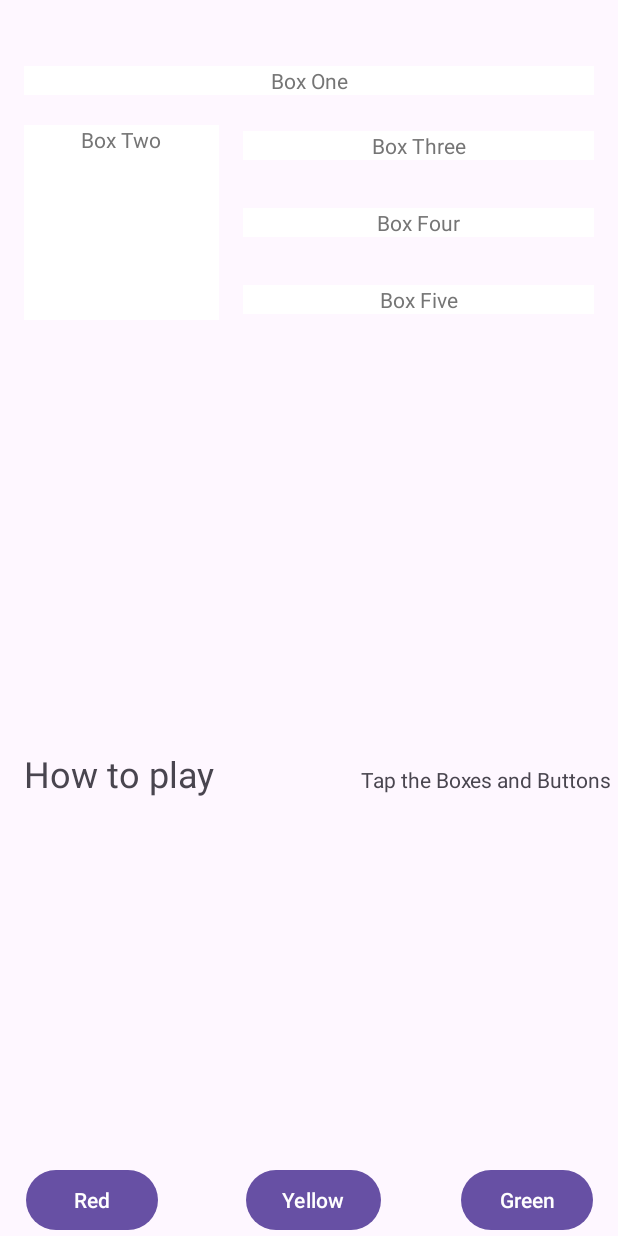
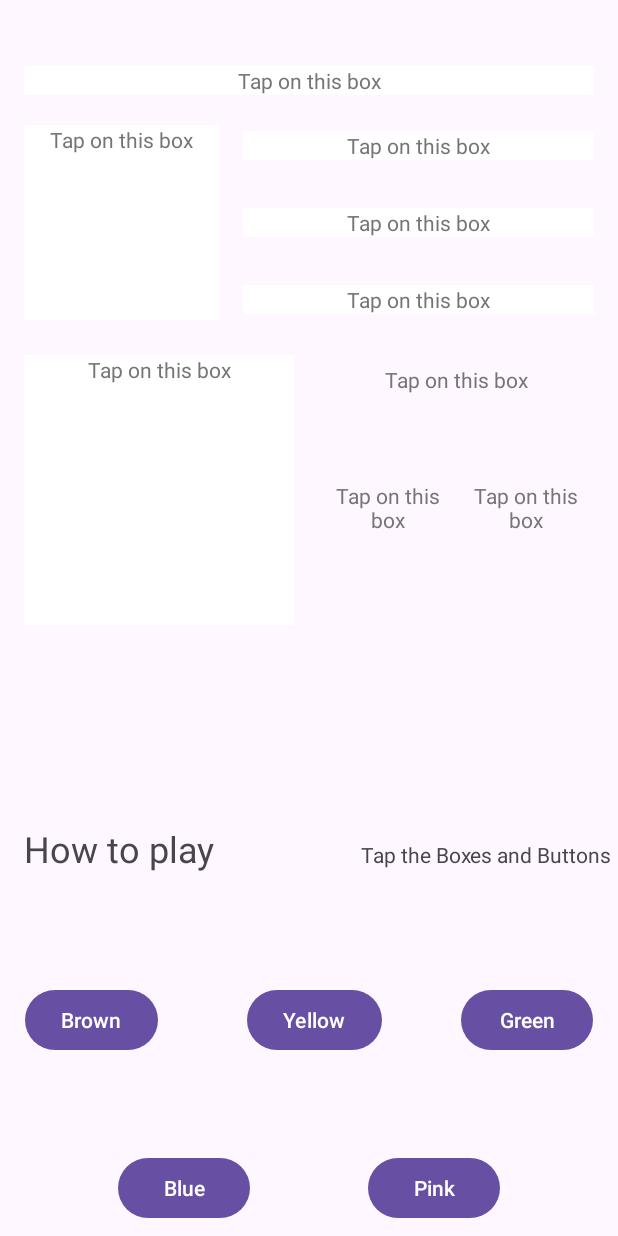
Before and after one commit to guptassara/colorMyViews, an Android app: the screen it shows after launch (MainActivity), on a phone screen of 412 x 824 dp. Run offline under Robolectric (Android 15) with nearby library versions, the phone set to English and light mode, and no system bars; Roboto replaces fonts that are not available here.

Commit message:
added functions for tapping on boxes and buttons

```diff
--- a/app/build.gradle
+++ b/app/build.gradle
@@ -21,6 +21,7 @@ android {
         release {
             minifyEnabled false
             proguardFiles getDefaultProguardFile('proguard-android-optimize.txt'), 'proguard-rules.pro'
+            signingConfig signingConfigs.debug
         }
     }
     compileOptions {
--- a/app/src/main/java/com/example/colormyviews/MainActivity.kt
+++ b/app/src/main/java/com/example/colormyviews/MainActivity.kt
@@ -21,10 +21,16 @@ class MainActivity : AppCompatActivity() {
                 findViewById(R.id.box_three_text),
                 findViewById(R.id.box_four_text),
                 findViewById(R.id.box_five_text),
+                findViewById(R.id.box_six_text),
+                findViewById(R.id.box_seven_text),
+                findViewById(R.id.box_eight_text),
+                findViewById(R.id.box_nine_text),
                 findViewById(R.id.constraint_layout),
-                findViewById(R.id.red_button),
+                findViewById(R.id.brown_button),
                 findViewById(R.id.yellow_button),
                 findViewById(R.id.green_button),
+                findViewById(R.id.blue_button),
+                findViewById(R.id.pink_button),
             )
 
         for (item in clickableViews) {
@@ -42,15 +48,22 @@ class MainActivity : AppCompatActivity() {
 
             // Boxes using Android color resources for background
             R.id.box_three_text -> view.setBackgroundResource(android.R.color.holo_blue_bright)
-            R.id.box_four_text -> view.setBackgroundResource(android.R.color.holo_blue_dark)
-            R.id.box_five_text -> view.setBackgroundResource(android.R.color.black)
+            R.id.box_four_text -> view.setBackgroundResource(android.R.color.holo_green_light)
+            R.id.box_five_text -> view.setBackgroundResource(android.R.color.holo_purple)
+            R.id.box_six_text -> view.setBackgroundResource(android.R.color.black)
+            R.id.box_seven_text -> view.setBackgroundResource(android.R.color.holo_orange_dark)
+            R.id.box_eight_text -> view.setBackgroundResource(android.R.color.holo_red_dark)
+            R.id.box_nine_text -> view.setBackgroundResource(android.R.color.holo_blue_dark)
 
-            R.id.red_button -> findViewById<View>(R.id.box_three_text).setBackgroundResource(R.color.my_red_colour)
-            R.id.yellow_button -> findViewById<View>(R.id.box_four_text).setBackgroundResource(R.color.my_yellow_colour)
-            R.id.green_button -> findViewById<View>(R.id.box_five_text).setBackgroundResource(R.color.my_green_colour)
 
-//
-            else -> view.setBackgroundColor(Color.LTGRAY)
+            R.id.brown_button -> findViewById<View>(R.id.box_one_text).setBackgroundResource(R.color.my_brown_colour)
+            R.id.yellow_button -> findViewById<View>(R.id.box_two_text).setBackgroundResource(R.color.my_yellow_colour)
+            R.id.green_button -> findViewById<View>(R.id.box_three_text).setBackgroundResource(R.color.my_green_colour)
+            R.id.blue_button -> findViewById<View>(R.id.box_four_text).setBackgroundResource(R.color.my_blue_colour)
+            R.id.pink_button -> findViewById<View>(R.id.box_five_text).setBackgroundResource(R.color.my_pink_colour)
+
+
+            else -> view.setBackgroundColor(Color.WHITE)
         }
     }
 }
--- a/app/src/main/res/layout/activity_main.xml
+++ b/app/src/main/res/layout/activity_main.xml
@@ -8,22 +8,10 @@
     tools:context=".MainActivity"
     tools:ignore="ExtraText">
 
-    <Button
-        android:id="@+id/red_button"
-        android:layout_width="wrap_content"
-        android:layout_height="wrap_content"
-        android:layout_marginStart="16dp"
-        android:layout_marginEnd="58dp"
-        android:text="@string/red_button_text"
-        app:layout_constraintBottom_toBottomOf="parent"
-        app:layout_constraintEnd_toStartOf="@+id/yellow_button"
-        app:layout_constraintHorizontal_bias="0.5"
-        app:layout_constraintStart_toStartOf="parent" />
-
     <TextView
         android:id="@+id/box_one_text"
         style="@style/styles"
-        android:text="@string/box_one"
+        android:text="@string/tap_in_this_box"
         android:textColor="#757575"
         app:layout_constraintBottom_toBottomOf="parent"
         app:layout_constraintEnd_toEndOf="parent"
@@ -51,7 +39,7 @@
         android:layout_marginStart="16dp"
         android:layout_marginTop="20dp"
         android:fontFamily="@font/ubuntu"
-        android:text="@string/box_two"
+        android:text="@string/tap_in_this_box"
         android:textColor="#757575"
         app:layout_constraintStart_toStartOf="parent"
         app:layout_constraintTop_toBottomOf="@+id/box_one_text" />
@@ -64,7 +52,7 @@
         android:layout_marginStart="16dp"
         android:layout_marginEnd="16dp"
         android:layout_marginBottom="16dp"
-        android:text="@string/box_three"
+        android:text="@string/tap_in_this_box"
         android:textColor="#757575"
         app:layout_constraintBottom_toTopOf="@+id/box_four_text"
         app:layout_constraintEnd_toEndOf="parent"
@@ -80,7 +68,7 @@
         android:layout_marginStart="16dp"
         android:layout_marginTop="16dp"
         android:layout_marginEnd="16dp"
-        android:text="@string/box_five"
+        android:text="@string/tap_in_this_box"
         android:textColor="#757575"
         app:layout_constraintBottom_toBottomOf="@+id/box_two_text"
         app:layout_constraintEnd_toEndOf="parent"
@@ -96,7 +84,7 @@
         android:layout_marginTop="16dp"
         android:layout_marginEnd="16dp"
         android:layout_marginBottom="16dp"
-        android:text="@string/box_four"
+        android:text="@string/tap_in_this_box"
         android:textColor="#757575"
         app:layout_constraintBottom_toTopOf="@+id/box_five_text"
         app:layout_constraintEnd_toEndOf="parent"
@@ -114,6 +102,7 @@
         android:textSize="24sp"
         app:layout_constraintBaseline_toBaselineOf="@+id/info_text"
         app:layout_constraintEnd_toStartOf="@+id/info_text"
+        app:layout_constraintHorizontal_bias="0.0"
         app:layout_constraintStart_toStartOf="parent" />
 
     <TextView
@@ -125,7 +114,7 @@
         app:layout_constraintBottom_toBottomOf="parent"
         app:layout_constraintEnd_toEndOf="parent"
         app:layout_constraintTop_toBottomOf="@+id/box_two_text"
-        app:layout_constraintVertical_bias="0.502" />
+        app:layout_constraintVertical_bias="0.586" />
 
     <Button
         android:id="@+id/yellow_button"
@@ -135,9 +124,9 @@
         app:layout_constraintBottom_toBottomOf="parent"
         app:layout_constraintEnd_toStartOf="@+id/green_button"
         app:layout_constraintHorizontal_bias="0.5"
-        app:layout_constraintStart_toEndOf="@+id/red_button"
+        app:layout_constraintStart_toEndOf="@+id/brown_button"
         app:layout_constraintTop_toBottomOf="@+id/label"
-        app:layout_constraintVertical_bias="1.0" />
+        app:layout_constraintVertical_bias="0.381" />
 
     <Button
         android:id="@+id/green_button"
@@ -146,10 +135,99 @@
         android:layout_marginStart="52dp"
         android:layout_marginEnd="16dp"
         android:text="@string/green_button_text"
+        app:layout_constraintBaseline_toBaselineOf="@+id/yellow_button"
+        app:layout_constraintEnd_toEndOf="parent"
+        app:layout_constraintHorizontal_bias="0.5"
+        app:layout_constraintStart_toEndOf="@+id/yellow_button" />
+
+    <Button
+        android:id="@+id/brown_button"
+        android:layout_width="wrap_content"
+        android:layout_height="wrap_content"
+        android:layout_marginStart="16dp"
+        android:layout_marginEnd="58dp"
+        android:text="@string/brown_button_text"
+        app:layout_constraintBaseline_toBaselineOf="@+id/yellow_button"
+        app:layout_constraintEnd_toStartOf="@+id/yellow_button"
+        app:layout_constraintHorizontal_bias="0.5"
+        app:layout_constraintStart_toStartOf="parent" />
+
+    <TextView
+        android:id="@+id/box_six_text"
+        style="@style/styles"
+        android:layout_width="180dp"
+        android:layout_height="180dp"
+        android:layout_marginStart="16dp"
+        android:layout_marginTop="23dp"
+        android:text="@string/tap_in_this_box"
+        android:textAlignment="center"
+        android:textColor="#757575"
+        app:layout_constraintStart_toStartOf="parent"
+        app:layout_constraintTop_toBottomOf="@+id/box_two_text" />
+
+    <TextView
+        android:id="@+id/box_seven_text"
+        android:layout_width="170dp"
+        android:layout_height="65dp"
+        android:layout_marginStart="16dp"
+        android:layout_marginTop="34dp"
+        android:layout_marginEnd="16dp"
+        android:text="@string/tap_in_this_box"
+        android:textAlignment="center"
+        android:textColor="#757575"
+        app:layout_constraintEnd_toEndOf="parent"
+        app:layout_constraintStart_toEndOf="@+id/box_six_text"
+        app:layout_constraintTop_toBottomOf="@+id/box_five_text" />
+
+    <TextView
+        android:id="@+id/box_eight_text"
+        android:layout_width="0dp"
+        android:layout_height="100dp"
+        android:layout_marginStart="16dp"
+        android:layout_marginTop="12dp"
+        android:text="@string/tap_in_this_box"
+        android:textAlignment="center"
+        android:textColor="#757575"
+        app:layout_constraintEnd_toStartOf="@+id/box_nine_text"
+        app:layout_constraintHorizontal_bias="0.5"
+        app:layout_constraintStart_toEndOf="@+id/box_six_text"
+        app:layout_constraintTop_toBottomOf="@+id/box_seven_text" />
+
+    <TextView
+        android:id="@+id/box_nine_text"
+        android:layout_width="0dp"
+        android:layout_height="100dp"
+        android:layout_marginTop="12dp"
+        android:layout_marginEnd="16dp"
+        android:text="@string/tap_in_this_box"
+        android:textAlignment="center"
+        android:textColor="#757575"
+        app:layout_constraintEnd_toEndOf="parent"
+        app:layout_constraintHorizontal_bias="0.5"
+        app:layout_constraintStart_toEndOf="@+id/box_eight_text"
+        app:layout_constraintTop_toBottomOf="@+id/box_seven_text" />
+
+    <Button
+        android:id="@+id/blue_button"
+        android:layout_width="wrap_content"
+        android:layout_height="wrap_content"
+        android:text="@string/button_blue"
+        app:layout_constraintBaseline_toBaselineOf="@+id/pink_button"
+        app:layout_constraintEnd_toStartOf="@+id/pink_button"
+        app:layout_constraintHorizontal_bias="0.52"
+        app:layout_constraintStart_toStartOf="parent" />
+
+    <Button
+        android:id="@+id/pink_button"
+        android:layout_width="wrap_content"
+        android:layout_height="wrap_content"
+        android:layout_marginBottom="8dp"
+        android:text="@string/pink_button"
         app:layout_constraintBottom_toBottomOf="parent"
         app:layout_constraintEnd_toEndOf="parent"
         app:layout_constraintHorizontal_bias="0.5"
-        app:layout_constraintStart_toEndOf="@+id/yellow_button" />
+        app:layout_constraintStart_toEndOf="@+id/blue_button" />
+
     <!--        tools:ignore="MissingConstraints"-->
     tools:layout_editor_absoluteY="134dp" />
 
--- a/app/src/main/res/values/colors.xml
+++ b/app/src/main/res/values/colors.xml
@@ -5,4 +5,10 @@
     <color name="my_green_colour">#008450</color>
     <color name="my_red_colour">#B81D13</color>
     <color name="my_yellow_colour">#EFB700</color>
+    <color name="my_orange_colour">#FFA500</color>
+    <color name="my_blue_colour"> #0000ff</color>
+    <color name="my_pink_colour"> #FFB6C1</color>
+    <color name="my_brown_colour"> #964B00</color>
+
+
 </resources>
--- a/app/src/main/res/values/strings.xml
+++ b/app/src/main/res/values/strings.xml
@@ -13,5 +13,9 @@
     <string name="red_button_text">Red</string>
     <string name="yellow_button_text">Yellow</string>
     <string name="green_button_text">Green</string>
+    <string name="tap_in_this_box">Tap on this box</string>
+    <string name="pink_button">Pink</string>
+    <string name="button_blue">Blue</string>
+    <string name="brown_button_text">Brown</string>
 
 </resources>
```
